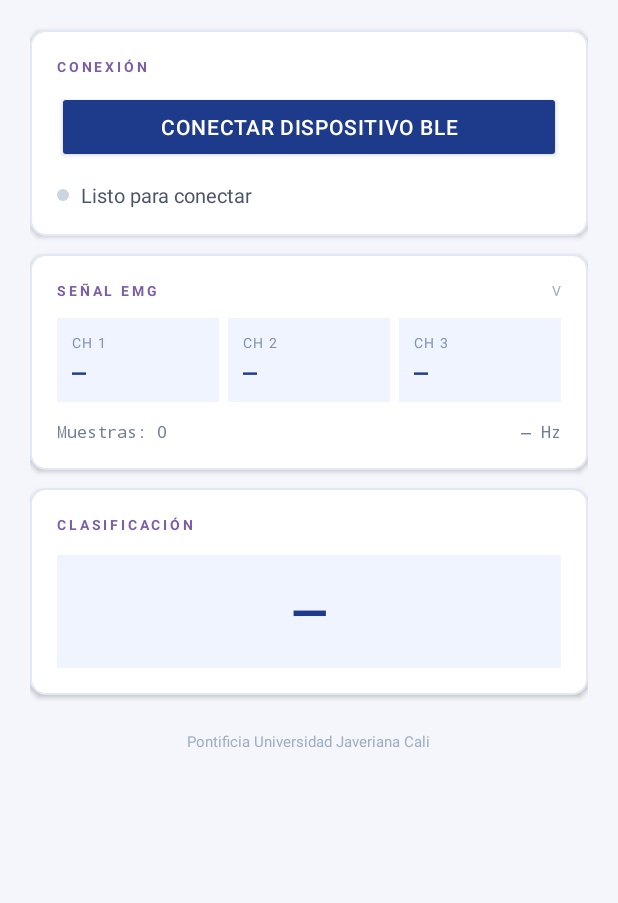
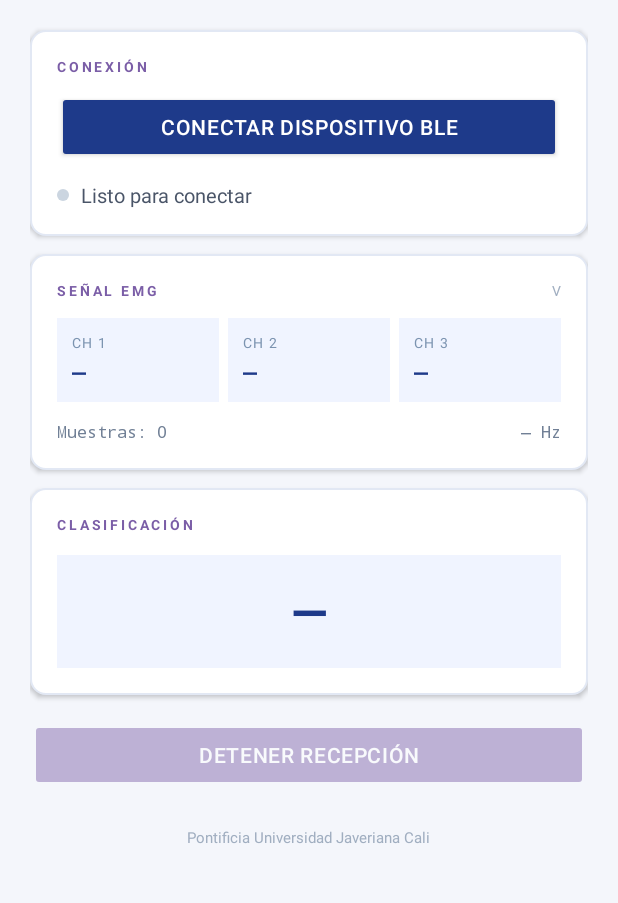
Before and after one commit to proyectoSTC/AndroidAppSTC, an Android app: the layout activity_main.xml on its own in the app's theme, with its tools: preview values and no code run, on a phone screen of 412 x 824 dp, the part 171-1074 px from its top. Run offline under Robolectric (Android 15) with nearby library versions, the light colour scheme and no system bars; network calls fail.

Commit message:
Agrego boton de desconectar

```diff
--- a/app/src/main/res/layout/activity_main.xml
+++ b/app/src/main/res/layout/activity_main.xml
@@ -314,6 +314,20 @@
 
         </LinearLayout>
 
+        <!-- ══ BOTÓN DESCONECTAR ══════════════════════════════════════════════ -->
+        <Button
+            android:id="@+id/btnDisconnect"
+            android:layout_width="match_parent"
+            android:layout_height="48dp"
+            android:text="Detener recepción"
+            android:textSize="14sp"
+            android:textColor="#FFFFFF"
+            android:backgroundTint="#7B5EA7"
+            android:letterSpacing="0.03"
+            android:layout_marginTop="16dp"
+            android:enabled="false"
+            android:alpha="0.45"/>
+
         <!-- ══ FOOTER ══════════════════════════════════════════════════════════ -->
         <LinearLayout
             android:layout_width="match_parent"
```
Also changed, not shown: app/src/main/java/com/emg/classifier/MainActivity.kt (+53 -28 lines).
